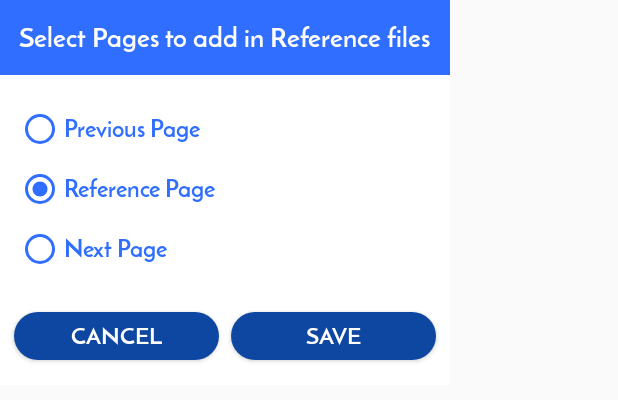
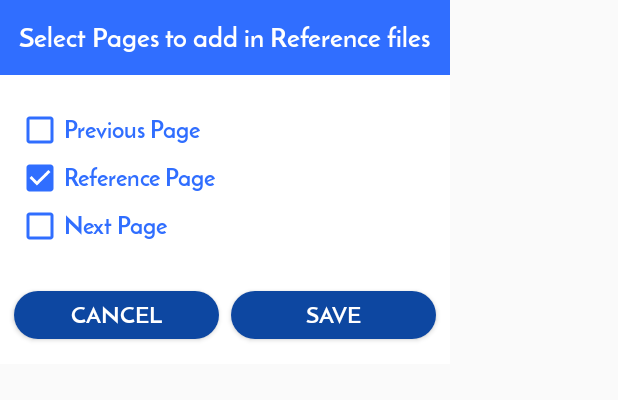
Before and after one commit to kkmshah/JainReferenceLibrary, an Android app: the layout dialog_hold_reference.xml on its own in the app's theme, with its tools: preview values and no code run, on a phone screen of 412 x 824 dp. Shown: the top 400 px of the screen. Run offline under Robolectric (Android 15) with nearby library versions, the phone set to English and light mode, and no system bars; network calls fail.

Commit message:
Hold + Activity Count + Reset Pwd

```diff
--- a/app/src/main/java/com/jainelibrary/retrofit/ApiClient.java
+++ b/app/src/main/java/com/jainelibrary/retrofit/ApiClient.java
@@ -387,8 +387,8 @@ public class ApiClient {
         getApiClient().getUserGuide(strType).enqueue(listener);
     }
 
-    public static void addAllMyShelf(String strUid, String strBookId, String strDirection, Callback<AddAllMyShelfResModel> listener) {
-        getApiClient().addAllMyShelf(strUid, strBookId, strDirection).enqueue(listener);
+    public static void addAllMyShelf(String strUid, String strBookId, String previous, String next, Callback<AddAllMyShelfResModel> listener) {
+        getApiClient().addAllMyShelf(strUid, strBookId, previous, next).enqueue(listener);
     }
 
     public static void getYearList(String strYear, Callback<BookListResModel> listener) {
--- a/app/src/main/java/com/jainelibrary/retrofit/ApiInterface.java
+++ b/app/src/main/java/com/jainelibrary/retrofit/ApiInterface.java
@@ -385,7 +385,7 @@ public interface ApiInterface {
 
     @FormUrlEncoded
     @POST("jrl/move_search_keywords_to_my_shelf")
-    public Call<AddAllMyShelfResModel> addAllMyShelf(@Field("user_id") String userId,@Field("hold_id") String holdId,@Field("direction") String direction);
+    public Call<AddAllMyShelfResModel> addAllMyShelf(@Field("user_id") String userId, @Field("hold_id") String holdId, @Field("previous") String previous, @Field("next") String next);
 
     @FormUrlEncoded
     @POST("jrl/getUserLogDetails")
--- a/app/src/main/java/com/jainelibrary/utils/Utils.java
+++ b/app/src/main/java/com/jainelibrary/utils/Utils.java
@@ -675,7 +675,7 @@ public class Utils {
                      /*Log.e("responseData :", new GsonBuilder().setPrettyPrinting().create().toJson(response));*/
 
                     if (response.body().isStatus()) {
-                        Utils.showInfoDialog((Activity) mContext, "Logout Successfully");
+//                        Utils.showInfoDialog((Activity) mContext, "Logout Successfully");
                         SharedPrefManager.getInstance(mContext).logout();
                         Intent is = new Intent(mContext, MainActivity.class);
                         is.setFlags(Intent.FLAG_ACTIVITY_NEW_TASK | Intent.FLAG_ACTIVITY_CLEAR_TASK);
--- a/app/src/main/res/layout/activity_fragment.xml
+++ b/app/src/main/res/layout/activity_fragment.xml
@@ -375,7 +375,7 @@
 
                             <TextView
                                 android:layout_width="0dp"
-                                android:layout_height="wrap_content"
+                                android:layout_height="match_parent"
                                 android:layout_weight="1"
                                 android:text="Books "
                                 android:textColor="@color/BrandBlack" />
--- a/app/src/main/res/layout/dialog_hold_reference.xml
+++ b/app/src/main/res/layout/dialog_hold_reference.xml
@@ -52,56 +52,76 @@
                 android:padding="5dp"
                 android:weightSum="1">
 
-                <RadioGroup
-                    android:id="@+id/rgHoldReference"
+                <LinearLayout
                     android:layout_width="match_parent"
-                    android:layout_height="wrap_content">
+                    android:layout_height="wrap_content"
+                    android:gravity="center_vertical"
+                    android:orientation="horizontal">
 
-                    <RadioButton
-                        android:id="@+id/rbPreviousPage"
+                    <CheckBox
+                        android:id="@+id/cbPreviousPage"
+                        android:layout_width="wrap_content"
+                        android:layout_height="wrap_content"
+                        android:buttonTint="@color/colorPrimary"
+                        android:gravity="center" />
+
+                    <TextView
                         android:layout_width="match_parent"
-                        android:layout_height="30dp"
-                        android:layout_gravity="center_horizontal"
-                        android:buttonTint="@color/colorPrimary"
-                        android:checked="false"
+                        android:layout_height="wrap_content"
+                        android:gravity="top"
                         android:text="Previous Page"
                         android:textColor="@color/colorPrimary"
                         android:textSize="16sp" />
 
-                    <RadioGroup
-                        android:id="@+id/rgReference"
+                </LinearLayout>
+
+                <LinearLayout
+                    android:layout_width="match_parent"
+                    android:layout_height="wrap_content"
+                    android:gravity="center_vertical"
+                    android:orientation="horizontal">
+
+                    <CheckBox
+                        android:id="@+id/cbReferencePage"
+                        android:layout_width="wrap_content"
+                        android:layout_height="wrap_content"
+                        android:buttonTint="@color/colorPrimary"
+                        android:gravity="center"
+                        android:checked="true"
+                        android:clickable="false"/>
+
+                    <TextView
                         android:layout_width="match_parent"
-                        android:layout_height="wrap_content">
+                        android:layout_height="wrap_content"
+                        android:gravity="top"
+                        android:text="Reference Page"
+                        android:textColor="@color/colorPrimary"
+                        android:textSize="16sp" />
 
-                        <RadioButton
-                            android:id="@+id/rbReferencePage"
-                            android:layout_width="match_parent"
-                            android:layout_height="30dp"
-                            android:layout_marginTop="10dp"
-                            android:layout_gravity="center_horizontal"
-                            android:buttonTint="@color/colorPrimary"
-                            android:checked="true"
-                            android:text="Reference Page"
-                            android:textColor="@color/colorPrimary"
-                            android:textSize="16sp"
-                            android:clickable="false"
-                            android:enabled="false"/>
+                </LinearLayout>
 
-                    </RadioGroup>
+                <LinearLayout
+                    android:layout_width="match_parent"
+                    android:layout_height="wrap_content"
+                    android:gravity="center_vertical"
+                    android:orientation="horizontal">
 
-                    <RadioButton
-                        android:id="@+id/rbNextPage"
+                    <CheckBox
+                        android:id="@+id/cbNextPage"
+                        android:layout_width="wrap_content"
+                        android:layout_height="wrap_content"
+                        android:buttonTint="@color/colorPrimary"
+                        android:gravity="center" />
+
+                    <TextView
                         android:layout_width="match_parent"
-                        android:layout_height="30dp"
-                        android:layout_marginTop="10dp"
-                        android:layout_gravity="center_horizontal"
-                        android:buttonTint="@color/colorPrimary"
-                        android:checked="false"
+                        android:layout_height="wrap_content"
+                        android:gravity="top"
                         android:text="Next Page"
                         android:textColor="@color/colorPrimary"
                         android:textSize="16sp" />
 
-                </RadioGroup>
+                </LinearLayout>
 
             </LinearLayout>
 
```
Also changed, not shown: app/src/main/java/com/jainelibrary/activity/HoldAndSearchActivity.java (+9 -14 lines), app/src/main/java/com/jainelibrary/activity/ResetPasswordActivity.java (+19 -3 lines), app/src/main/java/com/jainelibrary/fragment/BooksFragment.java (+78 -12 lines), app/src/main/java/com/jainelibrary/fragment/HomeFragment.java (+14 -4 lines).
